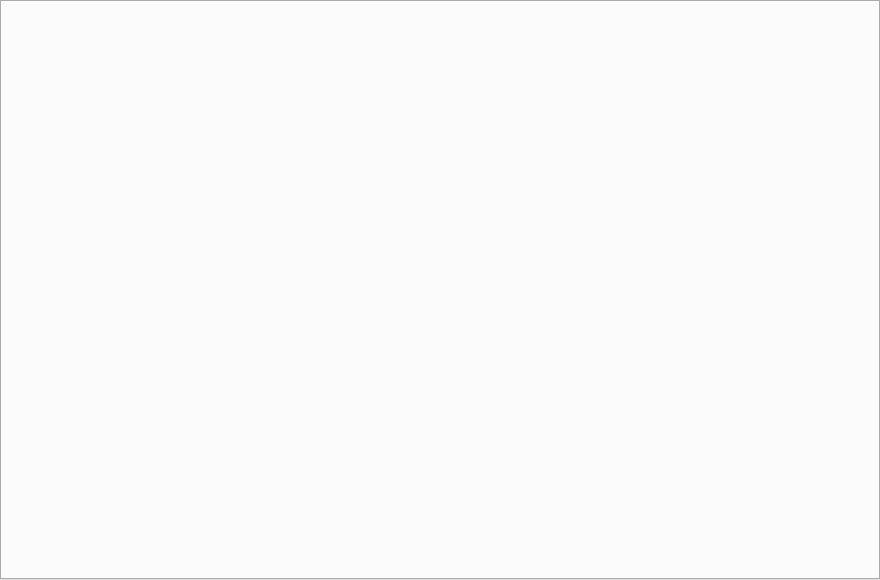
The window that code/mirror/mirror.ui (simon0xia/mirror) describes before a commit, drawn with Qt 5.
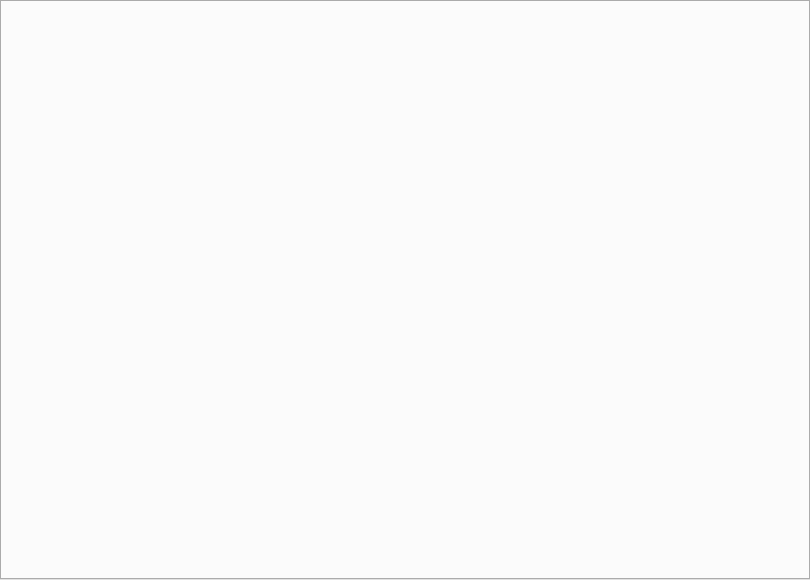
The same window after the commit.

What changed in the file:
```diff
--- a/code/mirror/mirror.ui
+++ b/code/mirror/mirror.ui
@@ -6,7 +6,7 @@
    <rect>
     <x>0</x>
     <y>0</y>
-    <width>880</width>
+    <width>810</width>
     <height>580</height>
    </rect>
   </property>
```
